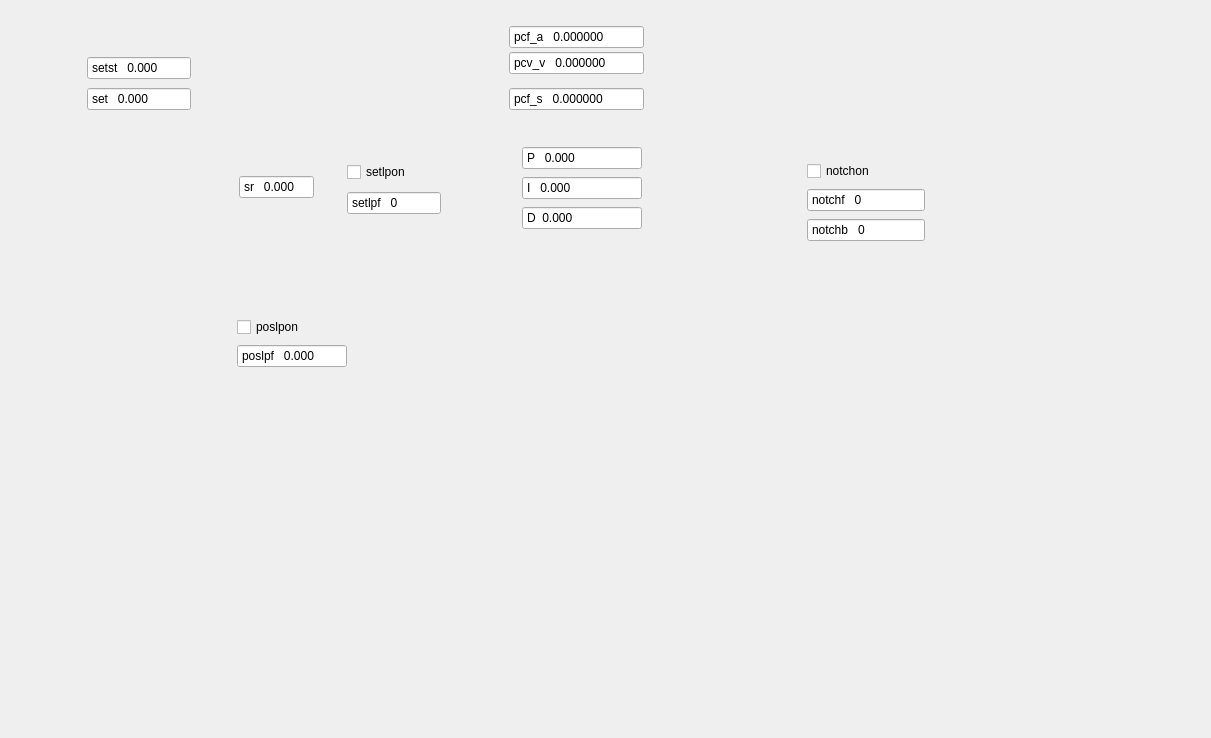
Above: pysoworks/nv200_controller_widget.ui from piezosystemjena/PiSoWorks before the change. Below: the same form after it.
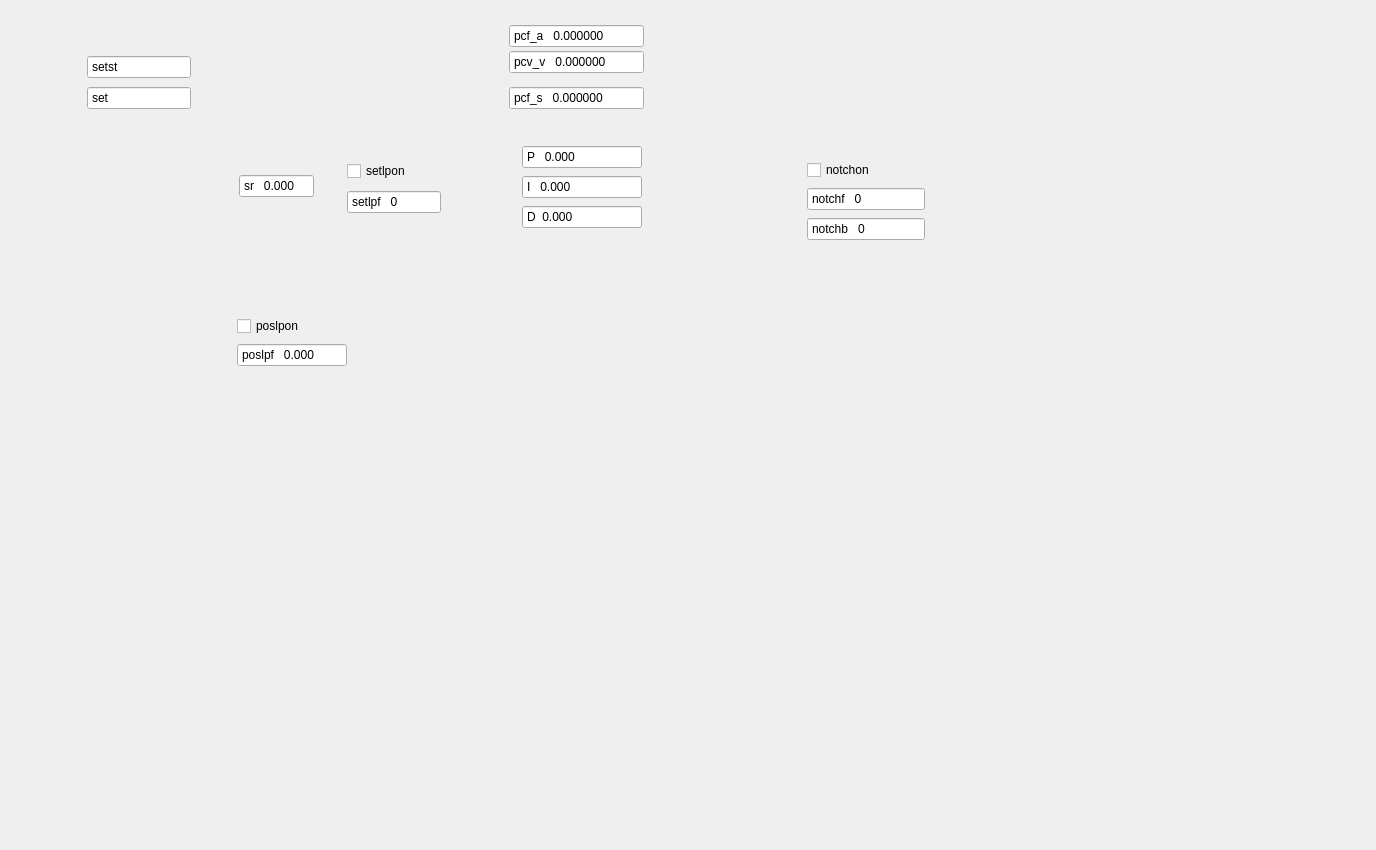
That is the form after the change. Icons and pictures are not drawn.

Patch:
```diff
--- a/pysoworks/nv200_controller_widget.ui
+++ b/pysoworks/nv200_controller_widget.ui
@@ -6,8 +6,8 @@
    <rect>
     <x>0</x>
     <y>0</y>
-    <width>1211</width>
-    <height>738</height>
+    <width>1376</width>
+    <height>850</height>
    </rect>
   </property>
   <property name="windowTitle">
@@ -16,102 +16,17 @@
   <property name="autoFillBackground">
    <bool>false</bool>
   </property>
-  <layout class="QGridLayout" name="gridLayout">
-   <property name="leftMargin">
-    <number>0</number>
-   </property>
-   <property name="topMargin">
-    <number>0</number>
-   </property>
-   <property name="rightMargin">
-    <number>0</number>
-   </property>
-   <property name="bottomMargin">
-    <number>0</number>
-   </property>
-   <property name="spacing">
-    <number>0</number>
-   </property>
-   <item row="0" column="0" rowspan="2" colspan="2">
-    <widget class="QFrame" name="controllerStrcutureFrame">
-     <property name="sizePolicy">
-      <sizepolicy hsizetype="Fixed" vsizetype="Fixed">
-       <horstretch>0</horstretch>
-       <verstretch>0</verstretch>
-      </sizepolicy>
-     </property>
-     <property name="minimumSize">
-      <size>
-       <width>934</width>
-       <height>479</height>
-      </size>
-     </property>
      <property name="styleSheet">
-      <string notr="true">#controllerStrcutureFrame{
-background-image: url(:/assets/images/nv200_controller_structure.png) no-repeat left top;}
+   <string notr="true">#nv200ControllerWidget{
+background-image: url(:/assets/images/nv200_controller_structure.png);
+background-repeat: no-repeat;}
 </string>
      </property>
-     <widget class="QDoubleSpinBox" name="pcfsEdit">
-      <property name="geometry">
-       <rect>
-        <x>509</x>
-        <y>87</y>
-        <width>135</width>
-        <height>24</height>
-       </rect>
-      </property>
-      <property name="sizePolicy">
-       <sizepolicy hsizetype="Fixed" vsizetype="Fixed">
-        <horstretch>0</horstretch>
-        <verstretch>0</verstretch>
-       </sizepolicy>
-      </property>
-      <property name="alignment">
-       <set>Qt::AlignmentFlag::AlignLeading|Qt::AlignmentFlag::AlignLeft|Qt::AlignmentFlag::AlignVCenter</set>
-      </property>
-      <property name="buttonSymbols">
-       <enum>QAbstractSpinBox::ButtonSymbols::NoButtons</enum>
-      </property>
-      <property name="prefix">
-       <string>pcf_s   </string>
-      </property>
-      <property name="decimals">
-       <number>6</number>
-      </property>
-     </widget>
-     <widget class="QDoubleSpinBox" name="pcfaEdit">
-      <property name="geometry">
-       <rect>
-        <x>509</x>
-        <y>25</y>
-        <width>135</width>
-        <height>24</height>
-       </rect>
-      </property>
-      <property name="sizePolicy">
-       <sizepolicy hsizetype="Fixed" vsizetype="Fixed">
-        <horstretch>0</horstretch>
-        <verstretch>0</verstretch>
-       </sizepolicy>
-      </property>
-      <property name="alignment">
-       <set>Qt::AlignmentFlag::AlignLeading|Qt::AlignmentFlag::AlignLeft|Qt::AlignmentFlag::AlignVCenter</set>
-      </property>
-      <property name="buttonSymbols">
-       <enum>QAbstractSpinBox::ButtonSymbols::NoButtons</enum>
-      </property>
-      <property name="prefix">
-       <string>pcf_a   </string>
-      </property>
-      <property name="decimals">
-       <number>6</number>
-      </property>
-     </widget>
      <widget class="QDoubleSpinBox" name="doubleSpinBox_3">
       <property name="geometry">
        <rect>
         <x>239</x>
-        <y>175</y>
+     <y>174</y>
         <width>75</width>
         <height>24</height>
        </rect>
@@ -135,179 +50,11 @@
        <number>3</number>
       </property>
      </widget>
-     <widget class="QDoubleSpinBox" name="pcfvEdit">
-      <property name="geometry">
-       <rect>
-        <x>509</x>
-        <y>51</y>
-        <width>135</width>
-        <height>24</height>
-       </rect>
-      </property>
-      <property name="sizePolicy">
-       <sizepolicy hsizetype="Fixed" vsizetype="Fixed">
-        <horstretch>0</horstretch>
-        <verstretch>0</verstretch>
-       </sizepolicy>
-      </property>
-      <property name="alignment">
-       <set>Qt::AlignmentFlag::AlignLeading|Qt::AlignmentFlag::AlignLeft|Qt::AlignmentFlag::AlignVCenter</set>
-      </property>
-      <property name="buttonSymbols">
-       <enum>QAbstractSpinBox::ButtonSymbols::NoButtons</enum>
-      </property>
-      <property name="prefix">
-       <string>pcv_v   </string>
-      </property>
-      <property name="decimals">
-       <number>6</number>
-      </property>
-     </widget>
-     <widget class="QDoubleSpinBox" name="doubleSpinBox">
-      <property name="geometry">
-       <rect>
-        <x>87</x>
-        <y>56</y>
-        <width>104</width>
-        <height>24</height>
-       </rect>
-      </property>
-      <property name="sizePolicy">
-       <sizepolicy hsizetype="Fixed" vsizetype="Fixed">
-        <horstretch>0</horstretch>
-        <verstretch>0</verstretch>
-       </sizepolicy>
-      </property>
-      <property name="alignment">
-       <set>Qt::AlignmentFlag::AlignLeading|Qt::AlignmentFlag::AlignLeft|Qt::AlignmentFlag::AlignVCenter</set>
-      </property>
-      <property name="buttonSymbols">
-       <enum>QAbstractSpinBox::ButtonSymbols::NoButtons</enum>
-      </property>
-      <property name="prefix">
-       <string>setst   </string>
-      </property>
-      <property name="decimals">
-       <number>3</number>
-      </property>
-     </widget>
-     <widget class="QDoubleSpinBox" name="doubleSpinBox_2">
-      <property name="geometry">
-       <rect>
-        <x>87</x>
-        <y>87</y>
-        <width>104</width>
-        <height>24</height>
-       </rect>
-      </property>
-      <property name="sizePolicy">
-       <sizepolicy hsizetype="Fixed" vsizetype="Fixed">
-        <horstretch>0</horstretch>
-        <verstretch>0</verstretch>
-       </sizepolicy>
-      </property>
-      <property name="alignment">
-       <set>Qt::AlignmentFlag::AlignLeading|Qt::AlignmentFlag::AlignLeft|Qt::AlignmentFlag::AlignVCenter</set>
-      </property>
-      <property name="buttonSymbols">
-       <enum>QAbstractSpinBox::ButtonSymbols::NoButtons</enum>
-      </property>
-      <property name="prefix">
-       <string>set   </string>
-      </property>
-      <property name="decimals">
-       <number>3</number>
-      </property>
-     </widget>
-     <widget class="QDoubleSpinBox" name="pEdit">
-      <property name="geometry">
-       <rect>
-        <x>522</x>
-        <y>146</y>
-        <width>120</width>
-        <height>24</height>
-       </rect>
-      </property>
-      <property name="sizePolicy">
-       <sizepolicy hsizetype="Fixed" vsizetype="Fixed">
-        <horstretch>0</horstretch>
-        <verstretch>0</verstretch>
-       </sizepolicy>
-      </property>
-      <property name="alignment">
-       <set>Qt::AlignmentFlag::AlignLeading|Qt::AlignmentFlag::AlignLeft|Qt::AlignmentFlag::AlignVCenter</set>
-      </property>
-      <property name="buttonSymbols">
-       <enum>QAbstractSpinBox::ButtonSymbols::NoButtons</enum>
-      </property>
-      <property name="prefix">
-       <string>P   </string>
-      </property>
-      <property name="decimals">
-       <number>3</number>
-      </property>
-     </widget>
-     <widget class="QDoubleSpinBox" name="iEdit">
-      <property name="geometry">
-       <rect>
-        <x>522</x>
-        <y>176</y>
-        <width>120</width>
-        <height>24</height>
-       </rect>
-      </property>
-      <property name="sizePolicy">
-       <sizepolicy hsizetype="Fixed" vsizetype="Fixed">
-        <horstretch>0</horstretch>
-        <verstretch>0</verstretch>
-       </sizepolicy>
-      </property>
-      <property name="alignment">
-       <set>Qt::AlignmentFlag::AlignLeading|Qt::AlignmentFlag::AlignLeft|Qt::AlignmentFlag::AlignVCenter</set>
-      </property>
-      <property name="buttonSymbols">
-       <enum>QAbstractSpinBox::ButtonSymbols::NoButtons</enum>
-      </property>
-      <property name="prefix">
-       <string>I   </string>
-      </property>
-      <property name="decimals">
-       <number>3</number>
-      </property>
-     </widget>
-     <widget class="QDoubleSpinBox" name="dEdit">
-      <property name="geometry">
-       <rect>
-        <x>522</x>
-        <y>206</y>
-        <width>120</width>
-        <height>24</height>
-       </rect>
-      </property>
-      <property name="sizePolicy">
-       <sizepolicy hsizetype="Fixed" vsizetype="Fixed">
-        <horstretch>0</horstretch>
-        <verstretch>0</verstretch>
-       </sizepolicy>
-      </property>
-      <property name="alignment">
-       <set>Qt::AlignmentFlag::AlignLeading|Qt::AlignmentFlag::AlignLeft|Qt::AlignmentFlag::AlignVCenter</set>
-      </property>
-      <property name="buttonSymbols">
-       <enum>QAbstractSpinBox::ButtonSymbols::NoButtons</enum>
-      </property>
-      <property name="prefix">
-       <string>D  </string>
-      </property>
-      <property name="decimals">
-       <number>3</number>
-      </property>
-     </widget>
      <widget class="QSpinBox" name="spinBox">
       <property name="geometry">
        <rect>
         <x>347</x>
-        <y>191</y>
+     <y>190</y>
         <width>94</width>
         <height>24</height>
        </rect>
@@ -319,27 +66,11 @@
        <string>setlpf   </string>
       </property>
      </widget>
-     <widget class="QCheckBox" name="checkBox">
-      <property name="geometry">
-       <rect>
-        <x>347</x>
-        <y>162</y>
-        <width>96</width>
-        <height>20</height>
-       </rect>
-      </property>
-      <property name="text">
-       <string>setlpon</string>
-      </property>
-      <property name="toggleSwitch" stdset="0">
-       <bool>true</bool>
-      </property>
-     </widget>
      <widget class="QCheckBox" name="checkBox_2">
       <property name="geometry">
        <rect>
         <x>807</x>
-        <y>161</y>
+     <y>160</y>
         <width>96</width>
         <height>20</height>
        </rect>
@@ -351,27 +82,11 @@
        <bool>true</bool>
       </property>
      </widget>
-     <widget class="QSpinBox" name="spinBox_2">
-      <property name="geometry">
-       <rect>
-        <x>807</x>
-        <y>188</y>
-        <width>118</width>
-        <height>24</height>
-       </rect>
-      </property>
-      <property name="buttonSymbols">
-       <enum>QAbstractSpinBox::ButtonSymbols::NoButtons</enum>
-      </property>
-      <property name="prefix">
-       <string>notchf   </string>
-      </property>
-     </widget>
      <widget class="QSpinBox" name="spinBox_3">
       <property name="geometry">
        <rect>
         <x>807</x>
-        <y>218</y>
+     <y>217</y>
         <width>118</width>
         <height>24</height>
        </rect>
@@ -383,27 +98,189 @@
        <string>notchb   </string>
       </property>
      </widget>
-     <widget class="QCheckBox" name="checkBox_3">
+  <widget class="QSpinBox" name="spinBox_2">
       <property name="geometry">
        <rect>
-        <x>237</x>
-        <y>317</y>
-        <width>105</width>
+     <x>807</x>
+     <y>187</y>
+     <width>118</width>
+     <height>24</height>
+    </rect>
+   </property>
+   <property name="buttonSymbols">
+    <enum>QAbstractSpinBox::ButtonSymbols::NoButtons</enum>
+   </property>
+   <property name="prefix">
+    <string>notchf   </string>
+   </property>
+  </widget>
+  <widget class="QDoubleSpinBox" name="iEdit">
+   <property name="geometry">
+    <rect>
+     <x>522</x>
+     <y>175</y>
+     <width>120</width>
+     <height>24</height>
+    </rect>
+   </property>
+   <property name="sizePolicy">
+    <sizepolicy hsizetype="Fixed" vsizetype="Fixed">
+     <horstretch>0</horstretch>
+     <verstretch>0</verstretch>
+    </sizepolicy>
+   </property>
+   <property name="alignment">
+    <set>Qt::AlignmentFlag::AlignLeading|Qt::AlignmentFlag::AlignLeft|Qt::AlignmentFlag::AlignVCenter</set>
+   </property>
+   <property name="buttonSymbols">
+    <enum>QAbstractSpinBox::ButtonSymbols::NoButtons</enum>
+   </property>
+   <property name="prefix">
+    <string>I   </string>
+   </property>
+   <property name="decimals">
+    <number>3</number>
+   </property>
+  </widget>
+  <widget class="QDoubleSpinBox" name="pcfsEdit">
+   <property name="geometry">
+    <rect>
+     <x>509</x>
+     <y>86</y>
+     <width>135</width>
+     <height>24</height>
+    </rect>
+   </property>
+   <property name="sizePolicy">
+    <sizepolicy hsizetype="Fixed" vsizetype="Fixed">
+     <horstretch>0</horstretch>
+     <verstretch>0</verstretch>
+    </sizepolicy>
+   </property>
+   <property name="alignment">
+    <set>Qt::AlignmentFlag::AlignLeading|Qt::AlignmentFlag::AlignLeft|Qt::AlignmentFlag::AlignVCenter</set>
+   </property>
+   <property name="buttonSymbols">
+    <enum>QAbstractSpinBox::ButtonSymbols::NoButtons</enum>
+   </property>
+   <property name="prefix">
+    <string>pcf_s   </string>
+   </property>
+   <property name="decimals">
+    <number>6</number>
+   </property>
+  </widget>
+  <widget class="QCheckBox" name="checkBox">
+   <property name="geometry">
+    <rect>
+     <x>347</x>
+     <y>161</y>
+     <width>96</width>
         <height>20</height>
        </rect>
       </property>
       <property name="text">
-       <string>poslpon</string>
+    <string>setlpon</string>
       </property>
       <property name="toggleSwitch" stdset="0">
        <bool>true</bool>
       </property>
      </widget>
+  <widget class="QDoubleSpinBox" name="doubleSpinBox">
+   <property name="geometry">
+    <rect>
+     <x>87</x>
+     <y>55</y>
+     <width>104</width>
+     <height>24</height>
+    </rect>
+   </property>
+   <property name="sizePolicy">
+    <sizepolicy hsizetype="Fixed" vsizetype="Fixed">
+     <horstretch>0</horstretch>
+     <verstretch>0</verstretch>
+    </sizepolicy>
+   </property>
+   <property name="alignment">
+    <set>Qt::AlignmentFlag::AlignLeading|Qt::AlignmentFlag::AlignLeft|Qt::AlignmentFlag::AlignVCenter</set>
+   </property>
+   <property name="readOnly">
+    <bool>true</bool>
+   </property>
+   <property name="buttonSymbols">
+    <enum>QAbstractSpinBox::ButtonSymbols::NoButtons</enum>
+   </property>
+   <property name="specialValueText">
+    <string notr="true">setst</string>
+   </property>
+   <property name="prefix">
+    <string>setst   </string>
+   </property>
+   <property name="decimals">
+    <number>3</number>
+   </property>
+  </widget>
+  <widget class="QDoubleSpinBox" name="pcfvEdit">
+   <property name="geometry">
+    <rect>
+     <x>509</x>
+     <y>50</y>
+     <width>135</width>
+     <height>24</height>
+    </rect>
+   </property>
+   <property name="sizePolicy">
+    <sizepolicy hsizetype="Fixed" vsizetype="Fixed">
+     <horstretch>0</horstretch>
+     <verstretch>0</verstretch>
+    </sizepolicy>
+   </property>
+   <property name="alignment">
+    <set>Qt::AlignmentFlag::AlignLeading|Qt::AlignmentFlag::AlignLeft|Qt::AlignmentFlag::AlignVCenter</set>
+   </property>
+   <property name="buttonSymbols">
+    <enum>QAbstractSpinBox::ButtonSymbols::NoButtons</enum>
+   </property>
+   <property name="prefix">
+    <string>pcv_v   </string>
+   </property>
+   <property name="decimals">
+    <number>6</number>
+   </property>
+  </widget>
+  <widget class="QDoubleSpinBox" name="dEdit">
+   <property name="geometry">
+    <rect>
+     <x>522</x>
+     <y>205</y>
+     <width>120</width>
+     <height>24</height>
+    </rect>
+   </property>
+   <property name="sizePolicy">
+    <sizepolicy hsizetype="Fixed" vsizetype="Fixed">
+     <horstretch>0</horstretch>
+     <verstretch>0</verstretch>
+    </sizepolicy>
+   </property>
+   <property name="alignment">
+    <set>Qt::AlignmentFlag::AlignLeading|Qt::AlignmentFlag::AlignLeft|Qt::AlignmentFlag::AlignVCenter</set>
+   </property>
+   <property name="buttonSymbols">
+    <enum>QAbstractSpinBox::ButtonSymbols::NoButtons</enum>
+   </property>
+   <property name="prefix">
+    <string>D  </string>
+   </property>
+   <property name="decimals">
+    <number>3</number>
+   </property>
+  </widget>
      <widget class="QDoubleSpinBox" name="pEdit_2">
       <property name="geometry">
        <rect>
         <x>237</x>
-        <y>344</y>
+     <y>343</y>
         <width>110</width>
         <height>24</height>
        </rect>
@@ -427,35 +304,112 @@
        <number>3</number>
       </property>
      </widget>
-    </widget>
-   </item>
-   <item row="0" column="2">
-    <spacer name="horizontalSpacer">
-     <property name="orientation">
-      <enum>Qt::Orientation::Horizontal</enum>
-     </property>
-     <property name="sizeHint" stdset="0">
-      <size>
-       <width>10</width>
+  <widget class="QDoubleSpinBox" name="pcfaEdit">
+   <property name="geometry">
+    <rect>
+     <x>509</x>
+     <y>24</y>
+     <width>135</width>
+     <height>24</height>
+    </rect>
+   </property>
+   <property name="sizePolicy">
+    <sizepolicy hsizetype="Fixed" vsizetype="Fixed">
+     <horstretch>0</horstretch>
+     <verstretch>0</verstretch>
+    </sizepolicy>
+   </property>
+   <property name="alignment">
+    <set>Qt::AlignmentFlag::AlignLeading|Qt::AlignmentFlag::AlignLeft|Qt::AlignmentFlag::AlignVCenter</set>
+   </property>
+   <property name="buttonSymbols">
+    <enum>QAbstractSpinBox::ButtonSymbols::NoButtons</enum>
+   </property>
+   <property name="prefix">
+    <string>pcf_a   </string>
+   </property>
+   <property name="decimals">
+    <number>6</number>
+   </property>
+  </widget>
+  <widget class="QDoubleSpinBox" name="pEdit">
+   <property name="geometry">
+    <rect>
+     <x>522</x>
+     <y>145</y>
+     <width>120</width>
+     <height>24</height>
+    </rect>
+   </property>
+   <property name="sizePolicy">
+    <sizepolicy hsizetype="Fixed" vsizetype="Fixed">
+     <horstretch>0</horstretch>
+     <verstretch>0</verstretch>
+    </sizepolicy>
+   </property>
+   <property name="alignment">
+    <set>Qt::AlignmentFlag::AlignLeading|Qt::AlignmentFlag::AlignLeft|Qt::AlignmentFlag::AlignVCenter</set>
+   </property>
+   <property name="buttonSymbols">
+    <enum>QAbstractSpinBox::ButtonSymbols::NoButtons</enum>
+   </property>
+   <property name="prefix">
+    <string>P   </string>
+   </property>
+   <property name="decimals">
+    <number>3</number>
+   </property>
+  </widget>
+  <widget class="QDoubleSpinBox" name="doubleSpinBox_2">
+   <property name="geometry">
+    <rect>
+     <x>87</x>
+     <y>86</y>
+     <width>104</width>
+     <height>24</height>
+    </rect>
+   </property>
+   <property name="sizePolicy">
+    <sizepolicy hsizetype="Fixed" vsizetype="Fixed">
+     <horstretch>0</horstretch>
+     <verstretch>0</verstretch>
+    </sizepolicy>
+   </property>
+   <property name="alignment">
+    <set>Qt::AlignmentFlag::AlignLeading|Qt::AlignmentFlag::AlignLeft|Qt::AlignmentFlag::AlignVCenter</set>
+   </property>
+   <property name="readOnly">
+    <bool>true</bool>
+   </property>
+   <property name="buttonSymbols">
+    <enum>QAbstractSpinBox::ButtonSymbols::NoButtons</enum>
+   </property>
+   <property name="specialValueText">
+    <string>set</string>
+   </property>
+   <property name="prefix">
+    <string>set   </string>
+   </property>
+   <property name="decimals">
+    <number>3</number>
+   </property>
+  </widget>
+  <widget class="QCheckBox" name="checkBox_3">
+   <property name="geometry">
+    <rect>
+     <x>237</x>
+     <y>316</y>
+     <width>105</width>
        <height>20</height>
-      </size>
-     </property>
-    </spacer>
-   </item>
-   <item row="2" column="0" colspan="2">
-    <spacer name="verticalSpacer_2">
-     <property name="orientation">
-      <enum>Qt::Orientation::Vertical</enum>
-     </property>
-     <property name="sizeHint" stdset="0">
-      <size>
-       <width>20</width>
-       <height>10</height>
-      </size>
-     </property>
-    </spacer>
-   </item>
-  </layout>
+    </rect>
+   </property>
+   <property name="text">
+    <string>poslpon</string>
+   </property>
+   <property name="toggleSwitch" stdset="0">
+    <bool>true</bool>
+   </property>
+  </widget>
  </widget>
  <resources>
   <include location="pysoworks.qrc"/>
```
Lines whose indentation alone changed are shown as unchanged.
